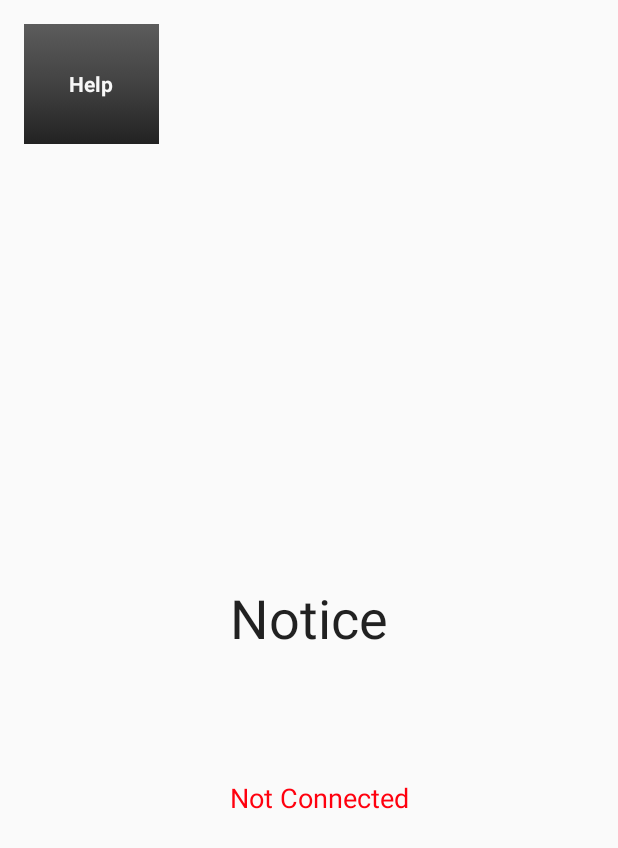
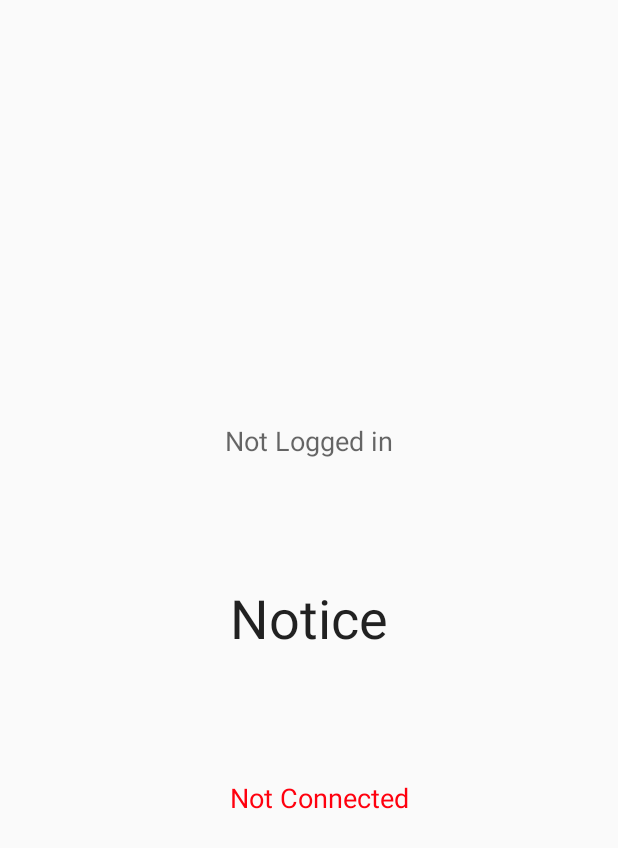
Before and after one commit to InternetThingsIO/SailfishMain, an Android app: the screen it shows after launch (MainActivity), on a phone screen of 412 x 824 dp. Shown: the top 848 px of the screen. Run offline under Robolectric (Android 15) with nearby library versions, the phone set to English and light mode, and no system bars; libraries missing offline, so code that uses them is left out: com.splunk.mint; 3 statements that could not run were skipped.

Commit message:
User email is displayed on home screen

```diff
--- /dev/null
+++ b/Clients/Android/app/src/main/java/io/internetthings/sailfish/FTUE.java
@@ -0,0 +1,10 @@
+package io.internetthings.sailfish;
+
+/**
+ * Created by Dev on 6/18/2015.
+ */
+public class FTUE {
+
+
+
+}
--- a/Clients/Android/app/src/main/java/io/internetthings/sailfish/MainActivity.java
+++ b/Clients/Android/app/src/main/java/io/internetthings/sailfish/MainActivity.java
@@ -20,11 +20,9 @@ import android.os.AsyncTask;
 import android.os.Bundle;
 import android.support.v4.content.LocalBroadcastManager;
 import android.util.Log;
-import android.view.View;
 import android.provider.Settings;
 import android.widget.TextView;
 
-import com.github.nkzawa.emitter.Emitter;
 import com.google.android.gms.auth.GoogleAuthException;
 import com.google.android.gms.auth.GoogleAuthUtil;
 import com.google.android.gms.auth.UserRecoverableAuthException;
@@ -36,7 +34,7 @@ import com.splunk.mint.Mint;
 
 import java.io.IOException;
 
-public class MainActivity extends Activity implements GoogleApiClient.ConnectionCallbacks, GoogleApiClient.OnConnectionFailedListener, View.OnClickListener {
+public class MainActivity extends Activity implements GoogleApiClient.ConnectionCallbacks, GoogleApiClient.OnConnectionFailedListener{
 
     //Request code used to invoke sign in user interactions.
     private static final int RC_SIGN_IN = 0;
@@ -52,6 +50,7 @@ public class MainActivity extends Activity implements GoogleApiClient.Connection
     private boolean mIntentInProgress;
 
     private TextView connectionStatusColor;
+    private TextView loggedInEmail;
 
     BroadcastReceiver onSocketConnectReceiver;
     BroadcastReceiver onSocketDisconnectReceiver;
@@ -76,10 +75,6 @@ public class MainActivity extends Activity implements GoogleApiClient.Connection
                 .addScope(new Scope("https://www.googleapis.com/auth/userinfo.email"))
 
                 .build();
-       /*
-        findViewById(R.id.sign_in_button).setOnClickListener(this);
-        findViewById(R.id.sign_out_button).setOnClickListener(this);
-        findViewById(R.id.sign_out_and_sign_in).setOnClickListener(this); */
 
         setupBroadcastManagers();
     }
@@ -124,10 +119,6 @@ public class MainActivity extends Activity implements GoogleApiClient.Connection
         mGoogleApiClient.connect();
     }
 
-    @Override
-    public void onClick(View v) {
-
-    }
 
     //Runs when Google+ sign in fails
     @Override
@@ -190,6 +181,9 @@ public class MainActivity extends Activity implements GoogleApiClient.Connection
             if(email != null){
                 //display Person ID in logcat
                 Log.d(logTAG, "Name: " + email);
+                //display Person ID on Home screen
+                loggedInEmail = (TextView)findViewById(R.id.emailTxtView);
+                loggedInEmail.setText(email);
                 //TextView emailUITxt = (TextView)findViewById(R.id.emailDisplayed);
                 //emailUITxt.setText(email);
 
--- a/Clients/Android/app/src/main/java/io/internetthings/sailfish/SailfishNotificationService.java
+++ b/Clients/Android/app/src/main/java/io/internetthings/sailfish/SailfishNotificationService.java
@@ -94,7 +94,7 @@ public class SailfishNotificationService extends NotificationListenerService{
 
         SailfishNotification sn = new SailfishNotification(icon,
                 sbn.getNotification().extras.getString("android.title"),
-                getBodyOfMessage(sbn),//sbn.getNotification().extras.getCharSequence("android.text").toString(),
+                getBodyOfMessage(sbn),
                 sbn.getPackageName(),
                 sbn.getPostTime());
 
--- a/Clients/Android/app/src/main/java/io/internetthings/sailfish/Tabs.java
+++ b/Clients/Android/app/src/main/java/io/internetthings/sailfish/Tabs.java
@@ -83,7 +83,6 @@ public class Tabs extends Fragment implements TabHost.OnTabChangeListener {
         }
         if (TAB_SWITCH_EMAIL.equals(tabId)) {
             updateTab(tabId, R.id.tab_IGNOREDAPPS);
-            //Intent intent = new Intent(
             mCurrentTab = 1;
             return;
         }
--- a/Clients/Android/app/src/main/res/layout/activity_main.xml
+++ b/Clients/Android/app/src/main/res/layout/activity_main.xml
@@ -26,10 +26,21 @@
         android:layout_alignStart="@+id/programName"
         android:layout_marginTop="83dp" />
 
+    <TextView
+        android:layout_width="wrap_content"
+        android:layout_height="wrap_content"
+        android:textAppearance="?android:attr/textAppearanceMedium"
+        android:text="@string/loggedInEmail"
+        android:id="@+id/emailTxtView"
+        android:layout_above="@+id/programName"
+        android:layout_centerHorizontal="true"
+        android:layout_marginBottom="81dp" />
+
+
+    <!--
     <fragment
         class="io.internetthings.sailfish.Tabs"
         android:id="@+id/tabs_fragment"
         android:layout_width="fill_parent"
-        android:layout_height="fill_parent" />
-
+        android:layout_height="fill_parent" /> -->
 </RelativeLayout>
--- a/Clients/Android/app/src/main/res/values/strings.xml
+++ b/Clients/Android/app/src/main/res/values/strings.xml
@@ -3,6 +3,7 @@
 
     <string name="action_settings">Settings</string>
     <string name="notification_service_name">Notice Notification Service</string>
+    <string name="loggedInEmail">Not Logged in</string>
 
     <!--Tab UI Labels-->
     <string name="tab_home">Home</string>
```
